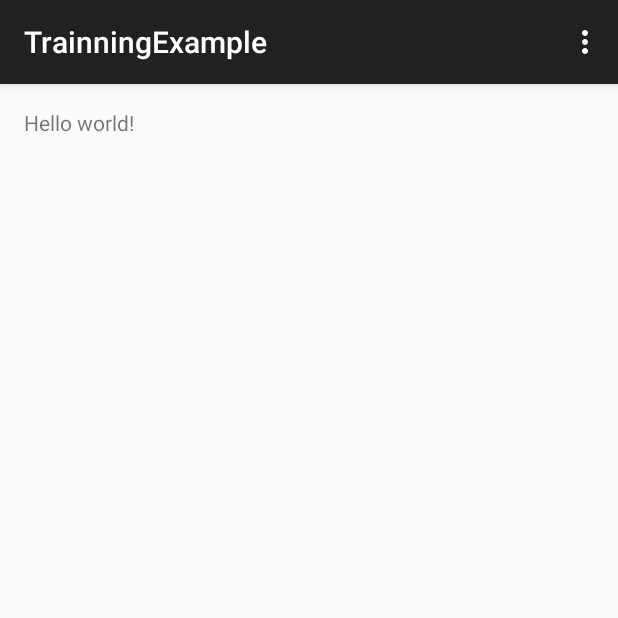
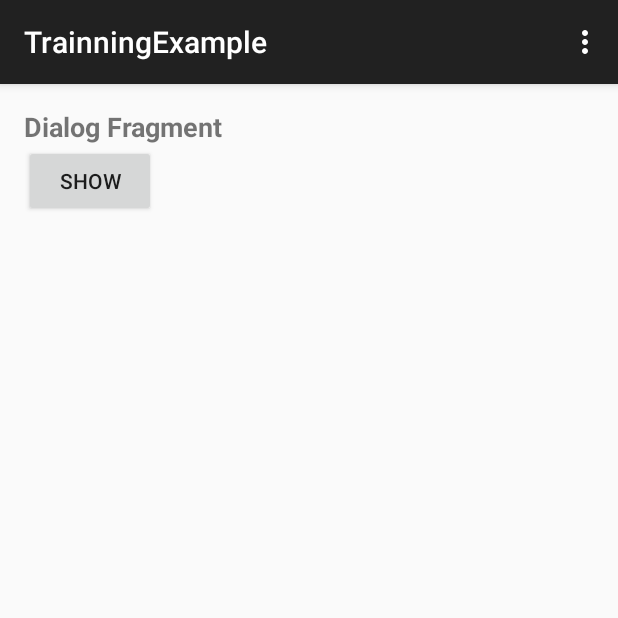
Before and after one commit to GHC124/TrainningExample, an Android app: the screen it shows after launch (MainActivity), on a phone screen of 412 x 824 dp, the top half of it. Run offline under Robolectric (Android 15) with nearby library versions, the phone set to English and light mode, and no system bars.

Commit message:
Create DialogFragment example

```diff
--- a/app/src/main/java/android/ghc/com/trainningexample/MainActivity.java
+++ b/app/src/main/java/android/ghc/com/trainningexample/MainActivity.java
@@ -1,17 +1,26 @@
 package android.ghc.com.trainningexample;
 
+import android.app.DialogFragment;
+import android.app.Fragment;
+import android.app.FragmentTransaction;
+import android.os.Bundle;
 import android.support.v7.app.ActionBarActivity;
-import android.os.Bundle;
 import android.view.Menu;
 import android.view.MenuItem;
+import android.view.View;
+import android.widget.Button;
 
 
-public class MainActivity extends ActionBarActivity {
+public class MainActivity extends ActionBarActivity implements View.OnClickListener {
+    private int mStackLevel = 0;
 
     @Override
     protected void onCreate(Bundle savedInstanceState) {
         super.onCreate(savedInstanceState);
         setContentView(R.layout.activity_main);
+
+        Button btnShowDialog = (Button)findViewById(R.id.btnShowDialog);
+        btnShowDialog.setOnClickListener(this);
     }
 
 
@@ -37,8 +46,31 @@ public class MainActivity extends ActionBarActivity {
         return super.onOptionsItemSelected(item);
     }
 
+
+
     public void showDialog(){
+        mStackLevel++;
+        // DialogFragment.show() will take care of adding the fragment
+        // in a transaction.  We also want to remove any currently showing
+        // dialog, so make our own transaction and take care of that here.
+        FragmentTransaction ft = getFragmentManager().beginTransaction();
+        Fragment prev = getFragmentManager().findFragmentByTag("dialog");
+        if (prev != null) {
+            ft.remove(prev);
+        }
+        ft.addToBackStack(null);
 
+        // Create and show the dialog.
+        DialogFragment newFragment = DialogFragmentExample.newInstance(mStackLevel);
+        newFragment.show(ft, "dialog");
     }
 
+    @Override
+    public void onClick(View v) {
+        switch(v.getId()){
+            case R.id.btnShowDialog:
+                showDialog();
+                break;
+        }
+    }
 }
--- a/app/src/main/res/layout/activity_main.xml
+++ b/app/src/main/res/layout/activity_main.xml
@@ -1,4 +1,4 @@
-<RelativeLayout xmlns:android="http://schemas.android.com/apk/res/android"
+<LinearLayout xmlns:android="http://schemas.android.com/apk/res/android"
                 xmlns:tools="http://schemas.android.com/tools"
                 android:layout_width="match_parent"
                 android:layout_height="match_parent"
@@ -6,11 +6,18 @@
                 android:paddingRight="@dimen/activity_horizontal_margin"
                 android:paddingTop="@dimen/activity_vertical_margin"
                 android:paddingBottom="@dimen/activity_vertical_margin"
+                android:orientation="vertical"
                 tools:context=".MainActivity">
 
     <TextView
-        android:text="@string/hello_world"
+        style="@style/style18bold"
+        android:text="@string/start_show_dialog"
         android:layout_width="wrap_content"
-        android:layout_height="wrap_content"/>
-
-</RelativeLayout>
+        android:layout_height="wrap_content"
+        />
+    <Button android:id="@+id/btnShowDialog"
+        android:layout_width="wrap_content"
+        android:layout_height="wrap_content"
+        android:text="@string/show_dialog"
+        />
+</LinearLayout>
--- a/app/src/main/res/values/strings.xml
+++ b/app/src/main/res/values/strings.xml
@@ -5,4 +5,5 @@
     <string name="hello_world">Hello world!</string>
     <string name="action_settings">Settings</string>
     <string name="show_dialog">Show</string>
+    <string name="start_show_dialog">Dialog Fragment</string>
 </resources>
--- a/app/src/main/res/values/styles.xml
+++ b/app/src/main/res/values/styles.xml
@@ -5,4 +5,9 @@
         <!-- Customize your theme here. -->
     </style>
 
+    <style name="style18bold">
+        <item name="android:textSize">18sp</item>
+        <item name="android:textStyle">bold</item>
+    </style>
+
 </resources>
```
Also changed, not shown: app/src/main/java/android/ghc/com/trainningexample/DialogFragmentExample.java (+3 -29 lines).
